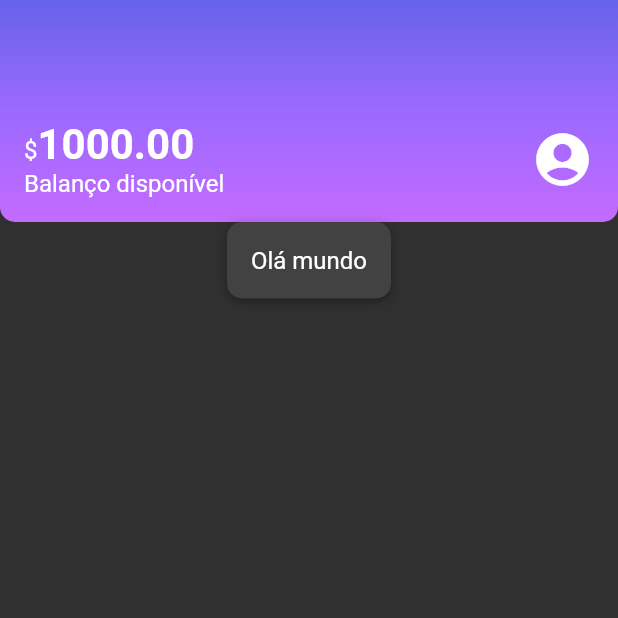
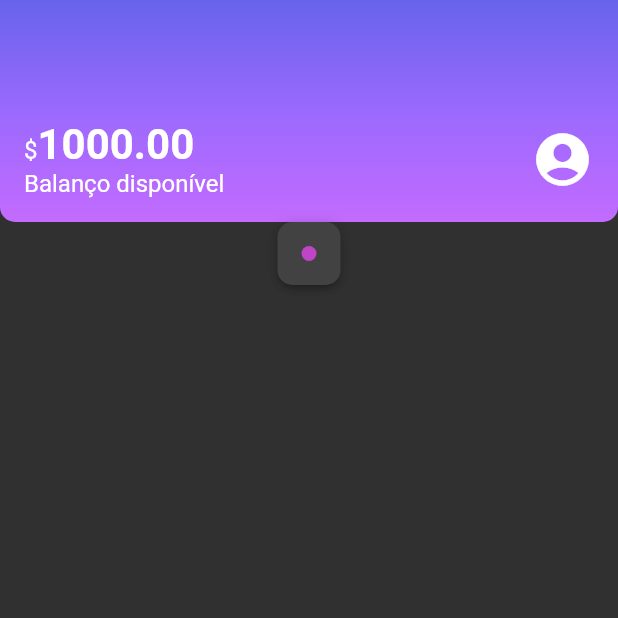
Before and after one commit to alura-cursos/curso_estilizacao, a Flutter app: the screen it shows after launch, on a phone screen of 412 x 824 dp, the top half of it. Run offline on Flutter 3.47's test engine with Material 2 defaults, Android fonts, the light colour scheme and no system bars.

Commit message:
vídeo 5.1

```diff
--- /dev/null
+++ b/lib/components/color_dot.dart
@@ -0,0 +1,18 @@
+import 'package:flutter/material.dart';
+
+class ColorDot extends StatelessWidget {
+final Color? color;
+const ColorDot({ Key? key, required this.color }) : super(key: key);
+
+  @override
+  Widget build(BuildContext context){
+    return Container(
+      width: 10,
+      height: 10,
+      decoration: BoxDecoration(
+        color: color,
+        borderRadius: BorderRadius.circular(10),
+      ),
+    );
+  }
+}
--- a/lib/screens/home.dart
+++ b/lib/screens/home.dart
@@ -1,5 +1,7 @@
 import 'package:alubank/components/box_card.dart';
+import 'package:alubank/components/color_dot.dart';
 import 'package:alubank/components/sections/header.dart';
+import 'package:alubank/themes/theme_colors.dart';
 import 'package:flutter/material.dart';
 
 class Home extends StatelessWidget {
@@ -10,7 +12,7 @@
     return Scaffold(body: Column(
       children: <Widget>[
         Header(),
-        BoxCard(boxContent: Text('Olá mundo')),
+        BoxCard(boxContent: ColorDot(color: ThemeColors.recentActivity['income'])),
       ],
     ),);
   }
--- a/lib/themes/theme_colors.dart
+++ b/lib/themes/theme_colors.dart
@@ -7,4 +7,8 @@
             Color.fromRGBO(155, 105, 254, 1.0),
             Color.fromRGBO(195, 107, 255, 1.0),
   ];
+  static const recentActivity = {
+    'spent': Color.fromRGBO(255, 175, 29, 1.0),
+    'income': Color.fromRGBO(191, 69, 198, 1.0),
+  };
 }
```
